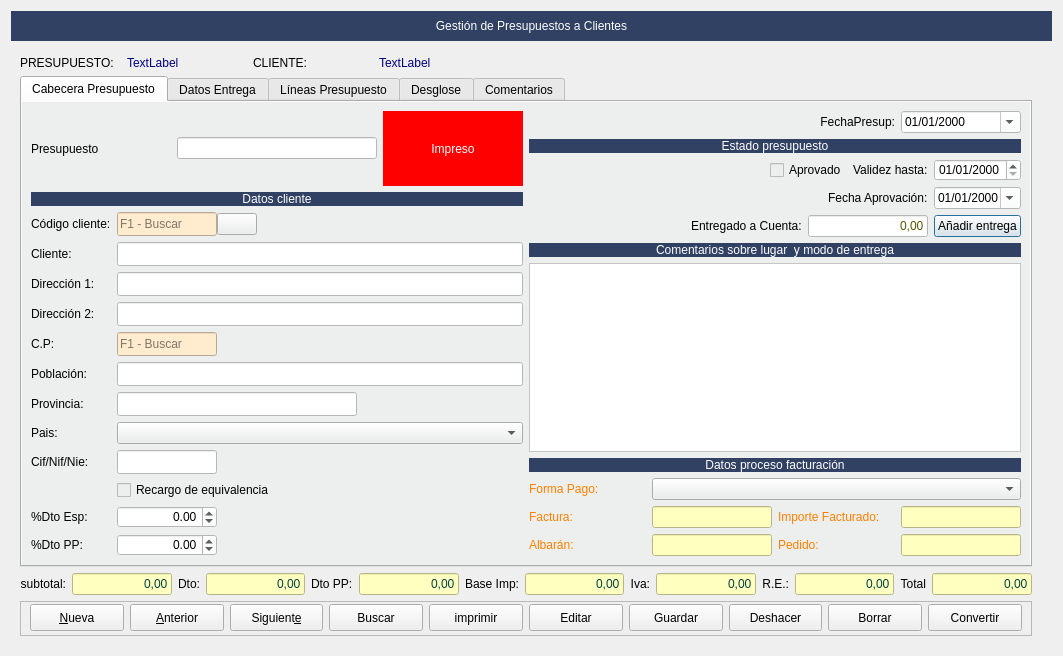
This is Zona_Ventas/frmpresupuestoscli.ui in arcnexus/RedFoX as Qt 5 draws it before an edit. The edited form follows.
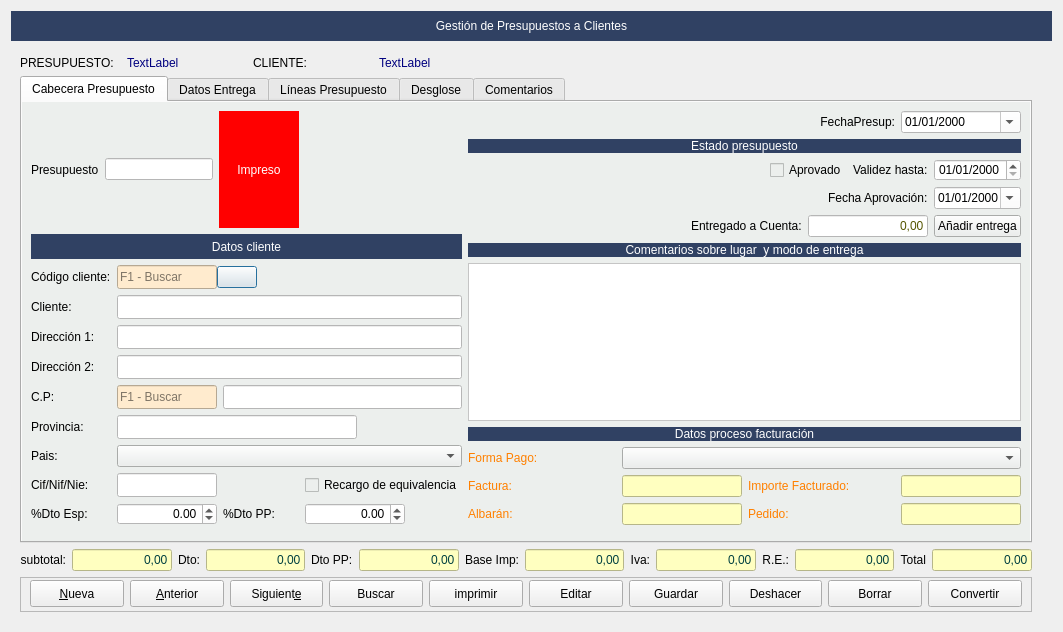
This is the edited form. The open tabs and pages were chosen to show the change. Icons and pictures are not drawn.

Commit message: GNOME 3 screen size partial-fix

What changed in the file:
```diff
--- a/Zona_Ventas/frmpresupuestoscli.ui
+++ b/Zona_Ventas/frmpresupuestoscli.ui
@@ -7,7 +7,7 @@
     <x>0</x>
     <y>0</y>
     <width>1063</width>
-    <height>656</height>
+    <height>632</height>
    </rect>
   </property>
   <property name="sizePolicy">
@@ -133,55 +133,179 @@
           <attribute name="title">
            <string>Cabecera Presupuesto</string>
           </attribute>
-          <layout class="QGridLayout" name="gridLayout_14">
-           <item row="0" column="0">
-            <layout class="QHBoxLayout" name="horizontalLayout_7">
-             <item>
-              <widget class="QLabel" name="lblnumalb">
+          <layout class="QGridLayout" name="gridLayout_8">
+           <item row="5" column="0">
+            <widget class="QLabel" name="label_6">
                <property name="text">
-                <string>Presupuesto</string>
+              <string>Dirección 2:</string>
                </property>
               </widget>
              </item>
-             <item>
-              <widget class="QLineEdit" name="txtpresupuesto">
+           <item row="4" column="1" colspan="3">
+            <widget class="QLineEdit" name="txtdireccion1">
+             <property name="minimumSize">
+              <size>
+               <width>0</width>
+               <height>24</height>
+              </size>
+             </property>
+             <property name="styleSheet">
+              <string notr="true">background-color: rgb(255, 255, 255);</string>
+             </property>
+            </widget>
+           </item>
+           <item row="7" column="0">
+            <widget class="QLabel" name="label_13">
+             <property name="text">
+              <string>Provincia:</string>
+             </property>
+            </widget>
+           </item>
+           <item row="10" column="1">
+            <widget class="QDoubleSpinBox" name="spin_porc_dto">
                <property name="maximumSize">
                 <size>
-                 <width>200</width>
+               <width>100</width>
                  <height>16777215</height>
                 </size>
                </property>
                <property name="styleSheet">
                 <string notr="true">background-color: rgb(255, 255, 255);</string>
-               </property>
-               <property name="readOnly">
-                <bool>true</bool>
-               </property>
-              </widget>
-             </item>
-             <item>
-              <widget class="QLabel" name="lbimpreso">
-               <property name="minimumSize">
-                <size>
-                 <width>80</width>
-                 <height>0</height>
-                </size>
-               </property>
-               <property name="styleSheet">
-                <string notr="true">background-color: rgb(255, 0, 0);
-color: rgb(255, 255, 255);</string>
-               </property>
-               <property name="text">
-                <string>Impreso</string>
                </property>
                <property name="alignment">
-                <set>Qt::AlignCenter</set>
-               </property>
-              </widget>
+              <set>Qt::AlignRight|Qt::AlignTrailing|Qt::AlignVCenter</set>
+             </property>
+             <property name="minimum">
+              <double>-999999999.000000000000000</double>
+             </property>
+             <property name="maximum">
+              <double>999999.989999999990687</double>
+             </property>
+            </widget>
+           </item>
+           <item row="2" column="1" colspan="2">
+            <layout class="QHBoxLayout" name="horizontalLayout_6">
+             <property name="spacing">
+              <number>0</number>
+             </property>
+             <item>
+              <widget class="QLineEdit" name="txtcodigo_cliente">
+               <property name="minimumSize">
+                <size>
+                 <width>0</width>
+                 <height>24</height>
+                </size>
+               </property>
+               <property name="maximumSize">
+                <size>
+                 <width>100</width>
+                 <height>16777215</height>
+                </size>
+               </property>
+               <property name="styleSheet">
+                <string notr="true">background-color: rgb(255, 235, 206);</string>
+               </property>
+               <property name="placeholderText">
+                <string>F1 - Buscar</string>
+               </property>
+              </widget>
+             </item>
+             <item>
+              <widget class="QPushButton" name="botBuscarCliente">
+               <property name="text">
+                <string/>
+               </property>
+               <property name="icon">
+                <iconset resource="../maya.qrc">
+                 <normaloff>:/Icons/PNG/search.png</normaloff>:/Icons/PNG/search.png</iconset>
+               </property>
+              </widget>
+             </item>
+             <item>
+              <spacer name="horizontalSpacer_4">
+               <property name="orientation">
+                <enum>Qt::Horizontal</enum>
+               </property>
+               <property name="sizeHint" stdset="0">
+                <size>
+                 <width>40</width>
+                 <height>20</height>
+                </size>
+               </property>
+              </spacer>
              </item>
             </layout>
            </item>
-           <item row="0" column="1" rowspan="2">
+           <item row="10" column="2">
+            <widget class="QLabel" name="label_52">
+             <property name="text">
+              <string>%Dto PP:</string>
+             </property>
+            </widget>
+           </item>
+           <item row="9" column="1">
+            <widget class="QLineEdit" name="txtcif">
+             <property name="minimumSize">
+              <size>
+               <width>0</width>
+               <height>24</height>
+              </size>
+             </property>
+             <property name="maximumSize">
+              <size>
+               <width>100</width>
+               <height>16777215</height>
+              </size>
+             </property>
+             <property name="styleSheet">
+              <string notr="true">background-color: rgb(255, 255, 255);</string>
+             </property>
+            </widget>
+           </item>
+           <item row="9" column="0">
+            <widget class="QLabel" name="label_15">
+             <property name="text">
+              <string>Cif/Nif/Nie:</string>
+             </property>
+            </widget>
+           </item>
+           <item row="6" column="1">
+            <widget class="QLineEdit" name="txtcp">
+             <property name="minimumSize">
+              <size>
+               <width>100</width>
+               <height>24</height>
+              </size>
+             </property>
+             <property name="maximumSize">
+              <size>
+               <width>70</width>
+               <height>16777215</height>
+              </size>
+             </property>
+             <property name="styleSheet">
+              <string notr="true">background-color: rgb(255, 235, 206);</string>
+             </property>
+             <property name="placeholderText">
+              <string>F1 - Buscar</string>
+             </property>
+            </widget>
+           </item>
+           <item row="10" column="0">
+            <widget class="QLabel" name="label_51">
+             <property name="text">
+              <string>%Dto Esp:</string>
+             </property>
+            </widget>
+           </item>
+           <item row="2" column="0">
+            <widget class="QLabel" name="label_3">
+             <property name="text">
+              <string>Código cliente:</string>
+             </property>
+            </widget>
+           </item>
+           <item row="0" column="4" rowspan="11">
             <layout class="QGridLayout" name="gridLayout_13">
              <item row="2" column="0">
               <layout class="QHBoxLayout" name="horizontalLayout_4">
@@ -553,93 +677,27 @@
              </item>
             </layout>
            </item>
-           <item row="1" column="0">
-            <layout class="QFormLayout" name="formLayout_2">
-             <property name="fieldGrowthPolicy">
-              <enum>QFormLayout::AllNonFixedFieldsGrow</enum>
-             </property>
-             <item row="0" column="0" colspan="2">
-              <widget class="QLabel" name="label_50">
-               <property name="styleSheet">
-                <string notr="true">background-color: #304163;
-color: rgb(255,255,255);</string>
-               </property>
-               <property name="text">
-                <string>Datos cliente</string>
-               </property>
-               <property name="alignment">
-                <set>Qt::AlignCenter</set>
-               </property>
-              </widget>
-             </item>
-             <item row="1" column="0">
-              <widget class="QLabel" name="label_3">
-               <property name="text">
-                <string>Código cliente:</string>
-               </property>
-              </widget>
-             </item>
-             <item row="1" column="1">
-              <layout class="QHBoxLayout" name="horizontalLayout_6">
-               <property name="spacing">
-                <number>0</number>
-               </property>
-               <item>
-                <widget class="QLineEdit" name="txtcodigo_cliente">
-                 <property name="minimumSize">
-                  <size>
-                   <width>0</width>
-                   <height>24</height>
-                  </size>
-                 </property>
-                 <property name="maximumSize">
-                  <size>
-                   <width>100</width>
-                   <height>16777215</height>
-                  </size>
-                 </property>
-                 <property name="styleSheet">
-                  <string notr="true">background-color: rgb(255, 235, 206);</string>
-                 </property>
-                 <property name="placeholderText">
-                  <string>F1 - Buscar</string>
-                 </property>
-                </widget>
-               </item>
-               <item>
-                <widget class="QPushButton" name="botBuscarCliente">
-                 <property name="text">
-                  <string/>
-                 </property>
-                 <property name="icon">
-                  <iconset resource="../maya.qrc">
-                   <normaloff>:/Icons/PNG/search.png</normaloff>:/Icons/PNG/search.png</iconset>
-                 </property>
-                </widget>
-               </item>
-               <item>
-                <spacer name="horizontalSpacer_4">
-                 <property name="orientation">
-                  <enum>Qt::Horizontal</enum>
-                 </property>
-                 <property name="sizeHint" stdset="0">
-                  <size>
-                   <width>40</width>
-                   <height>20</height>
-                  </size>
-                 </property>
-                </spacer>
-               </item>
-              </layout>
-             </item>
-             <item row="2" column="0">
+           <item row="3" column="0">
               <widget class="QLabel" name="label_4">
                <property name="text">
                 <string>Cliente:</string>
                </property>
               </widget>
              </item>
-             <item row="2" column="1">
+           <item row="11" column="1">
+            <spacer name="verticalSpacer_3">
+             <property name="orientation">
+              <enum>Qt::Vertical</enum>
+             </property>
+             <property name="sizeHint" stdset="0">
+              <size>
+               <width>20</width>
+               <height>40</height>
+              </size>
+             </property>
+            </spacer>
+           </item>
+           <item row="3" column="1" colspan="3">
               <widget class="QLineEdit" name="txtcliente">
                <property name="minimumSize">
                 <size>
@@ -652,185 +710,114 @@
                </property>
               </widget>
              </item>
-             <item row="3" column="0">
-              <widget class="QLabel" name="label_5">
-               <property name="text">
-                <string>Dirección 1:</string>
-               </property>
-              </widget>
-             </item>
-             <item row="3" column="1">
-              <widget class="QLineEdit" name="txtdireccion1">
-               <property name="minimumSize">
-                <size>
-                 <width>0</width>
-                 <height>24</height>
-                </size>
-               </property>
-               <property name="styleSheet">
-                <string notr="true">background-color: rgb(255, 255, 255);</string>
-               </property>
-              </widget>
-             </item>
-             <item row="4" column="0">
-              <widget class="QLabel" name="label_6">
-               <property name="text">
-                <string>Dirección 2:</string>
-               </property>
-              </widget>
-             </item>
-             <item row="4" column="1">
-              <widget class="QLineEdit" name="txtdireccion2">
-               <property name="minimumSize">
-                <size>
-                 <width>0</width>
-                 <height>24</height>
-                </size>
-               </property>
-               <property name="styleSheet">
-                <string notr="true">background-color: rgb(255, 255, 255);</string>
-               </property>
-              </widget>
-             </item>
-             <item row="5" column="0">
-              <widget class="QLabel" name="label_12">
-               <property name="text">
-                <string>C.P:</string>
-               </property>
-              </widget>
-             </item>
-             <item row="6" column="0">
-              <widget class="QLabel" name="label_7">
-               <property name="text">
-                <string>Población:</string>
-               </property>
-              </widget>
-             </item>
-             <item row="6" column="1">
-              <widget class="QLineEdit" name="txtpoblacion">
-               <property name="sizePolicy">
-                <sizepolicy hsizetype="Expanding" vsizetype="Fixed">
-                 <horstretch>0</horstretch>
-                 <verstretch>0</verstretch>
-                </sizepolicy>
-               </property>
-               <property name="minimumSize">
-                <size>
-                 <width>0</width>
-                 <height>24</height>
-                </size>
-               </property>
-               <property name="styleSheet">
-                <string notr="true">background-color: rgb(255, 255, 255);</string>
-               </property>
-              </widget>
-             </item>
-             <item row="8" column="0">
-              <widget class="QLabel" name="label_13">
-               <property name="text">
-                <string>Provincia:</string>
-               </property>
-              </widget>
-             </item>
-             <item row="8" column="1">
-              <widget class="QLineEdit" name="txtprovincia">
-               <property name="minimumSize">
-                <size>
-                 <width>0</width>
-                 <height>24</height>
-                </size>
-               </property>
+           <item row="1" column="0" colspan="4">
+            <widget class="QLabel" name="label_50">
                <property name="maximumSize">
                 <size>
-                 <width>240</width>
-                 <height>16777215</height>
+               <width>16777215</width>
+               <height>25</height>
                 </size>
                </property>
                <property name="styleSheet">
-                <string notr="true">background-color: rgb(255, 255, 255);</string>
+              <string notr="true">background-color: #304163;
+color: rgb(255,255,255);</string>
+             </property>
+             <property name="text">
+              <string>Datos cliente</string>
+             </property>
+             <property name="alignment">
+              <set>Qt::AlignCenter</set>
                </property>
               </widget>
              </item>
-             <item row="10" column="0">
+           <item row="8" column="0">
               <widget class="QLabel" name="label_14">
                <property name="text">
                 <string>Pais:</string>
                </property>
               </widget>
              </item>
-             <item row="10" column="1">
-              <widget class="QComboBox" name="cbo_Pais"/>
-             </item>
-             <item row="11" column="0">
-              <widget class="QLabel" name="label_15">
-               <property name="text">
-                <string>Cif/Nif/Nie:</string>
-               </property>
-              </widget>
-             </item>
-             <item row="11" column="1">
-              <widget class="QLineEdit" name="txtcif">
-               <property name="minimumSize">
-                <size>
-                 <width>0</width>
-                 <height>24</height>
-                </size>
-               </property>
-               <property name="maximumSize">
-                <size>
-                 <width>100</width>
-                 <height>16777215</height>
-                </size>
-               </property>
-               <property name="styleSheet">
-                <string notr="true">background-color: rgb(255, 255, 255);</string>
-               </property>
-              </widget>
-             </item>
-             <item row="12" column="1">
+           <item row="9" column="3">
               <widget class="QCheckBox" name="chklporc_rec">
                <property name="text">
                 <string>Recargo de equivalencia</string>
                </property>
               </widget>
              </item>
-             <item row="13" column="0">
-              <widget class="QLabel" name="label_51">
+           <item row="6" column="2" colspan="2">
+            <widget class="QLineEdit" name="txtpoblacion">
+             <property name="sizePolicy">
+              <sizepolicy hsizetype="Expanding" vsizetype="Fixed">
+               <horstretch>0</horstretch>
+               <verstretch>0</verstretch>
+              </sizepolicy>
+             </property>
+             <property name="minimumSize">
+              <size>
+               <width>0</width>
+               <height>24</height>
+              </size>
+             </property>
+             <property name="styleSheet">
+              <string notr="true">background-color: rgb(255, 255, 255);</string>
+             </property>
+            </widget>
+           </item>
+           <item row="0" column="0" colspan="3">
+            <layout class="QHBoxLayout" name="horizontalLayout_7">
+             <item>
+              <widget class="QLabel" name="lblnumalb">
                <property name="text">
-                <string>%Dto Esp:</string>
+                <string>Presupuesto</string>
                </property>
               </widget>
              </item>
-             <item row="13" column="1">
-              <widget class="QDoubleSpinBox" name="spin_porc_dto">
+             <item>
+              <widget class="QLineEdit" name="txtpresupuesto">
                <property name="maximumSize">
                 <size>
-                 <width>100</width>
+                 <width>200</width>
                  <height>16777215</height>
                 </size>
                </property>
                <property name="styleSheet">
                 <string notr="true">background-color: rgb(255, 255, 255);</string>
                </property>
+               <property name="readOnly">
+                <bool>true</bool>
+               </property>
+              </widget>
+             </item>
+             <item>
+              <widget class="QLabel" name="lbimpreso">
+               <property name="minimumSize">
+                <size>
+                 <width>80</width>
+                 <height>0</height>
+                </size>
+               </property>
+               <property name="styleSheet">
+                <string notr="true">background-color: rgb(255, 0, 0);
+color: rgb(255, 255, 255);</string>
+               </property>
+               <property name="text">
+                <string>Impreso</string>
+               </property>
                <property name="alignment">
-                <set>Qt::AlignRight|Qt::AlignTrailing|Qt::AlignVCenter</set>
-               </property>
-               <property name="minimum">
-                <double>-999999999.000000000000000</double>
-               </property>
-               <property name="maximum">
-                <double>999999.989999999990687</double>
+                <set>Qt::AlignCenter</set>
                </property>
               </widget>
              </item>
-             <item row="14" column="0">
-              <widget class="QLabel" name="label_52">
+            </layout>
+           </item>
+           <item row="6" column="0">
+            <widget class="QLabel" name="label_12">
                <property name="text">
-                <string>%Dto PP:</string>
+              <string>C.P:</string>
                </property>
               </widget>
              </item>
-             <item row="14" column="1">
+           <item row="10" column="3">
               <widget class="QDoubleSpinBox" name="spin_porc_dto_pp">
                <property name="maximumSize">
                 <size>
@@ -852,29 +839,47 @@
                </property>
               </widget>
              </item>
-             <item row="5" column="1">
-              <widget class="QLineEdit" name="txtcp">
+           <item row="4" column="0">
+            <widget class="QLabel" name="label_5">
+             <property name="text">
+              <string>Dirección 1:</string>
+             </property>
+            </widget>
+           </item>
+           <item row="5" column="1" colspan="3">
+            <widget class="QLineEdit" name="txtdireccion2">
                <property name="minimumSize">
                 <size>
-                 <width>100</width>
+               <width>0</width>
+               <height>24</height>
+              </size>
+             </property>
+             <property name="styleSheet">
+              <string notr="true">background-color: rgb(255, 255, 255);</string>
+             </property>
+            </widget>
+           </item>
+           <item row="8" column="1" colspan="3">
+            <widget class="QComboBox" name="cbo_Pais"/>
+           </item>
+           <item row="7" column="1" colspan="3">
+            <widget class="QLineEdit" name="txtprovincia">
+             <property name="minimumSize">
+              <size>
+               <width>0</width>
                  <height>24</height>
                 </size>
                </property>
                <property name="maximumSize">
                 <size>
-                 <width>70</width>
+               <width>240</width>
                  <height>16777215</height>
                 </size>
                </property>
                <property name="styleSheet">
-                <string notr="true">background-color: rgb(255, 235, 206);</string>
-               </property>
-               <property name="placeholderText">
-                <string>F1 - Buscar</string>
-               </property>
-              </widget>
-             </item>
-            </layout>
+              <string notr="true">background-color: rgb(255, 255, 255);</string>
+             </property>
+            </widget>
            </item>
           </layout>
          </widget>
```
Left out of the diff: 4 changed lines with no effect on the pictures. Lines whose indentation alone changed are shown as unchanged. The commit also changes 3 other files.
